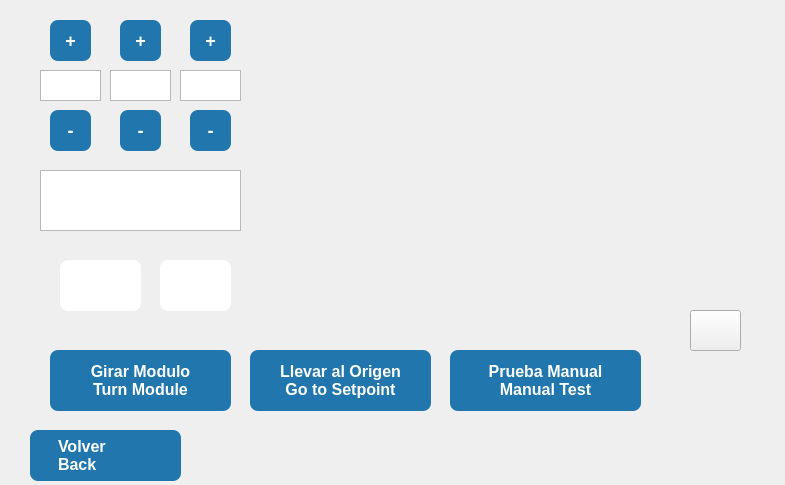
Above: GUI/ControlManual.ui from JouM26/HMI-FOR-MVF before the change. Below: the same form after it.
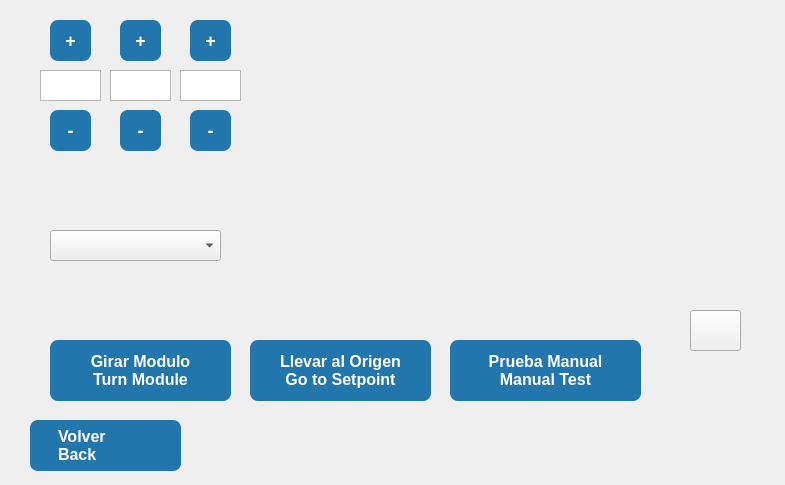
That is the form after the change. Icons and pictures are not drawn.

Diff of the .ui file:
```diff
--- a/GUI/ControlManual.ui
+++ b/GUI/ControlManual.ui
@@ -67,7 +67,7 @@
    <property name="geometry">
     <rect>
      <x>50</x>
-     <y>350</y>
+     <y>340</y>
      <width>181</width>
      <height>61</height>
     </rect>
@@ -93,7 +93,7 @@
    <property name="geometry">
     <rect>
      <x>250</x>
-     <y>350</y>
+     <y>340</y>
      <width>181</width>
      <height>61</height>
     </rect>
@@ -119,7 +119,7 @@
    <property name="geometry">
     <rect>
      <x>450</x>
-     <y>350</y>
+     <y>340</y>
      <width>191</width>
      <height>61</height>
     </rect>
@@ -215,7 +215,7 @@
    <property name="geometry">
     <rect>
      <x>30</x>
-     <y>430</y>
+     <y>420</y>
      <width>151</width>
      <height>51</height>
     </rect>
@@ -338,55 +338,6 @@
     <string>-</string>
    </property>
   </widget>
-  <widget class="QTextBrowser" name="txtFiltros">
-   <property name="geometry">
-    <rect>
-     <x>40</x>
-     <y>170</y>
-     <width>201</width>
-     <height>61</height>
-    </rect>
-   </property>
-   <property name="styleSheet">
-    <string notr="true">font-size: 20px;
-qproperty-alignment: 'AlignCenter';</string>
-   </property>
-  </widget>
-  <widget class="QPushButton" name="btnFiltros_D">
-   <property name="geometry">
-    <rect>
-     <x>160</x>
-     <y>260</y>
-     <width>71</width>
-     <height>51</height>
-    </rect>
-   </property>
-   <property name="cursor">
-    <cursorShape>OpenHandCursor</cursorShape>
-   </property>
-   <property name="styleSheet">
-    <string notr="true">color: white;
-background-color: rgb(255, 255, 255);
-font-weight: bold;
-font-size: 18px;
-border-radius: 8px;
-padding: 12px 0;
-border: none;</string>
-   </property>
-   <property name="text">
-    <string/>
-   </property>
-   <property name="icon">
-    <iconset>
-     <normaloff>flecha_D.png</normaloff>flecha_D.png</iconset>
-   </property>
-   <property name="iconSize">
-    <size>
-     <width>48</width>
-     <height>48</height>
-    </size>
-   </property>
-  </widget>
   <widget class="QLabel" name="lblCamara">
    <property name="geometry">
     <rect>
@@ -400,46 +351,26 @@
     <string/>
    </property>
   </widget>
-  <widget class="QPushButton" name="btnFiltros_I">
+  <widget class="QComboBox" name="cmbFiltros">
    <property name="geometry">
     <rect>
-     <x>60</x>
-     <y>260</y>
-     <width>81</width>
-     <height>51</height>
+     <x>50</x>
+     <y>230</y>
+     <width>171</width>
+     <height>31</height>
     </rect>
    </property>
-   <property name="font">
-    <font>
-     <pointsize>-1</pointsize>
-     <weight>75</weight>
-     <bold>true</bold>
-    </font>
-   </property>
    <property name="cursor">
     <cursorShape>OpenHandCursor</cursorShape>
    </property>
-   <property name="styleSheet">
-    <string notr="true">background-color: rgb(255, 255, 255);
-color: white;
-font-weight: bold;
-font-size: 18px;
-border-radius: 8px;
-padding: 12px 0;
-border: none;</string>
+   <property name="editable">
+    <bool>false</bool>
    </property>
-   <property name="text">
-    <string/>
+   <property name="maxVisibleItems">
+    <number>3</number>
    </property>
-   <property name="icon">
-    <iconset>
-     <normaloff>flecha_I.png</normaloff>flecha_I.png</iconset>
-   </property>
-   <property name="iconSize">
-    <size>
-     <width>48</width>
-     <height>48</height>
-    </size>
+   <property name="minimumContentsLength">
+    <number>1</number>
    </property>
   </widget>
  </widget>
```
Left out of the diff: 10 changed lines with no effect on the pictures.
